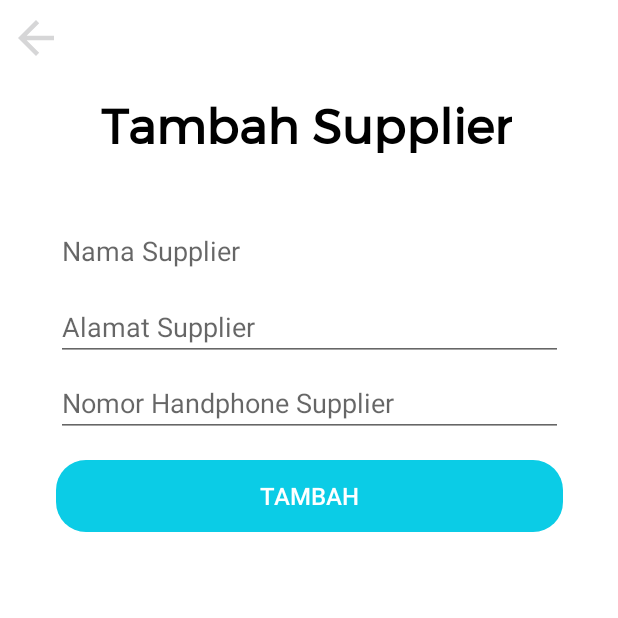
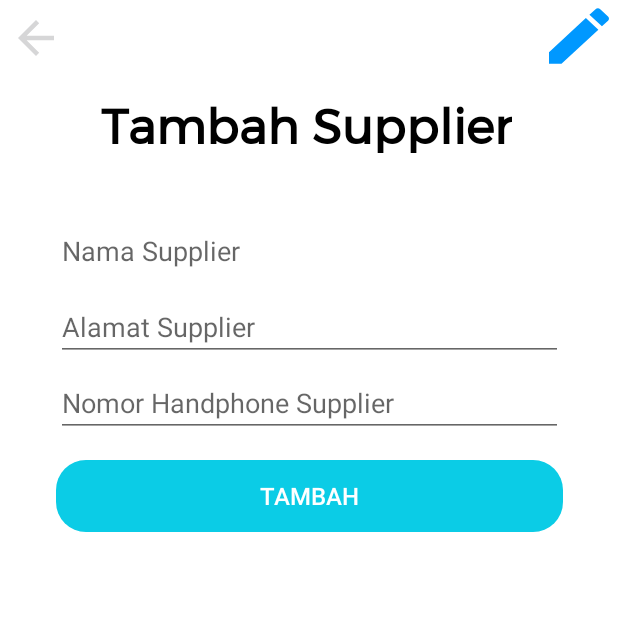
Before and after one commit to ryanderon/AtmaAuto, an Android app: the AddSupplier screen opened directly, with no data from a screen before it, on a phone screen of 412 x 824 dp, the top half of it. Run offline under Robolectric (Android 15) with nearby library versions, the phone set to English and light mode, and no system bars; plain views replace MaterialEditText.

Commit message:
supplierEditable
hehe

```diff
--- a/app/src/main/java/p3l_8980/com/atmaauto/Controller/SparepartList.java
+++ b/app/src/main/java/p3l_8980/com/atmaauto/Controller/SparepartList.java
@@ -3,13 +3,14 @@ package p3l_8980.com.atmaauto.Controller;
 import com.google.gson.annotations.Expose;
 import com.google.gson.annotations.SerializedName;
 
+import java.util.ArrayList;
 import java.util.List;
 
 
 public class SparepartList {
     @SerializedName("data")
     @Expose
-    private List<Sparepart> data = null;
+    private List<Sparepart> data = new ArrayList<>();
 
     /**
      * No args constructor for use in serialization
--- a/app/src/main/java/p3l_8980/com/atmaauto/UI/AddSparepart.java
+++ b/app/src/main/java/p3l_8980/com/atmaauto/UI/AddSparepart.java
@@ -135,7 +135,7 @@ public class AddSparepart extends AppCompatActivity {
 
         if(simpan > -1){
 //            final Supplier data = SupplierBundle.get(simpan);
-            title.setText("Ubah Sparepart");
+            title.setText(getIntent().getStringExtra("name"));
             idSparepart.setText(getIntent().getStringExtra("id"));
             sparepartName.setText(getIntent().getStringExtra("name"));
             merk_sparepart.setText(getIntent().getStringExtra("merk"));
--- /dev/null
+++ b/app/src/main/res/drawable-anydpi/ic_action_edit.xml
@@ -0,0 +1,13 @@
+<vector xmlns:android="http://schemas.android.com/apk/res/android"
+    android:width="24dp"
+    android:height="24dp"
+    android:viewportWidth="23.4"
+    android:viewportHeight="23.4"
+    android:tint="#0098FF">
+  <group android:translateX="-0.3"
+      android:translateY="-0.3">
+      <path
+          android:fillColor="#FF000000"
+          android:pathData="M3,17.25V21h3.75L17.81,9.94l-3.75,-3.75L3,17.25zM20.71,7.04c0.39,-0.39 0.39,-1.02 0,-1.41l-2.34,-2.34c-0.39,-0.39 -1.02,-0.39 -1.41,0l-1.83,1.83 3.75,3.75 1.83,-1.83z"/>
+  </group>
+</vector>
--- a/app/src/main/res/layout/activity_add_supplier.xml
+++ b/app/src/main/res/layout/activity_add_supplier.xml
@@ -38,6 +38,22 @@
         app:layout_constraintStart_toStartOf="parent"
         app:layout_constraintTop_toTopOf="parent" />
 
+
+    <Button
+        android:id="@+id/btnEdit"
+        style="@style/Base.Widget.AppCompat.Button.Borderless"
+        android:layout_width="match_parent"
+        android:layout_height="wrap_content"
+        android:layout_marginStart="360dp"
+        android:layout_marginVertical="20dp"
+        android:layout_marginEnd="0dp"
+        android:layout_marginTop="15dp"
+        android:background="@drawable/ic_action_edit"
+        app:layout_constraintLeft_toLeftOf="parent"
+        android:textColor="@color/bgLogin"
+        android:textSize="16sp"
+        tools:ignore="MissingConstraints" />
+
     <LinearLayout
         android:layout_width="374dp"
         android:layout_height="wrap_content"
@@ -48,6 +64,7 @@
         app:layout_constraintEnd_toEndOf="parent"
         app:layout_constraintStart_toStartOf="parent"
         app:layout_constraintTop_toBottomOf="@+id/title">
+
 
         <com.rengwuxian.materialedittext.MaterialEditText
             android:id="@+id/supplierName"
@@ -98,6 +115,8 @@
             android:textSize="16sp"
         />
 
+
+
     </LinearLayout>
 
 
```
Also changed, not shown: app/src/main/java/p3l_8980/com/atmaauto/UI/AdapterSparepart.java (+27 -10 lines), app/src/main/java/p3l_8980/com/atmaauto/UI/AddSupplier.java (+43 -5 lines), app/src/main/java/p3l_8980/com/atmaauto/UI/FragmentSparepart.java (+56 -3 lines), app/src/main/res/drawable-hdpi/ic_action_edit.png (added), app/src/main/res/drawable-mdpi/ic_action_edit.png (added), app/src/main/res/drawable-xhdpi/ic_action_edit.png (added), app/src/main/res/drawable-xxhdpi/ic_action_edit.png (added).
